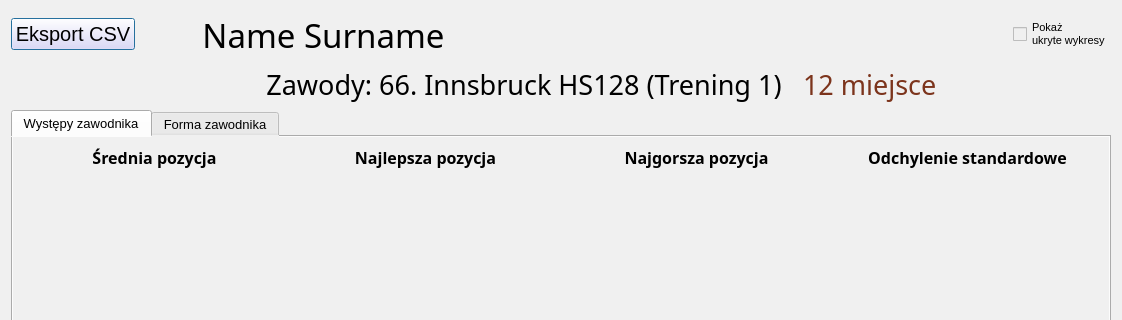
Qt form source/UI/Seasons/Stats/JumperStatsWindow.ui (SiekamCebule/sj-sim) before a commit; both pictures show x 0 to 1122 and y 0 to 320 of the 1122 by 844 pixel window.
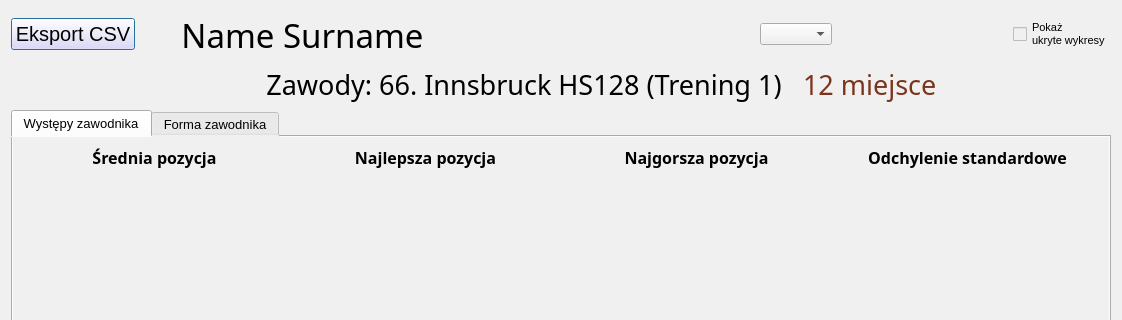
The same form after that commit.

What changed in the file:
```diff
--- a/source/UI/Seasons/Stats/JumperStatsWindow.ui
+++ b/source/UI/Seasons/Stats/JumperStatsWindow.ui
@@ -21,7 +21,7 @@
   </property>
   <layout class="QVBoxLayout" name="verticalLayout_2">
    <item>
-    <layout class="QHBoxLayout" name="horizontalLayout" stretch="0,0,0,0,0,0,0,0,0,0,0,0,0,0,0">
+    <layout class="QHBoxLayout" name="horizontalLayout" stretch="0,0,0,0,0,0,0,0,0,0,0,0,0,0,0,0,0">
      <item>
       <widget class="QPushButton" name="pushButton_csvExport">
        <property name="font">
@@ -138,6 +138,25 @@
        </property>
       </spacer>
      </item>
+     <item>
+      <widget class="QComboBox" name="comboBox_hillFilter"/>
+     </item>
+     <item>
+      <spacer name="horizontalSpacer_12">
+       <property name="orientation">
+        <enum>Qt::Horizontal</enum>
+       </property>
+       <property name="sizeType">
+        <enum>QSizePolicy::Maximum</enum>
+       </property>
+       <property name="sizeHint" stdset="0">
+        <size>
+         <width>35</width>
+         <height>20</height>
+        </size>
+       </property>
+      </spacer>
+     </item>
      <item>
       <layout class="QVBoxLayout" name="verticalLayout_classificationsComboBoxes"/>
      </item>
```
